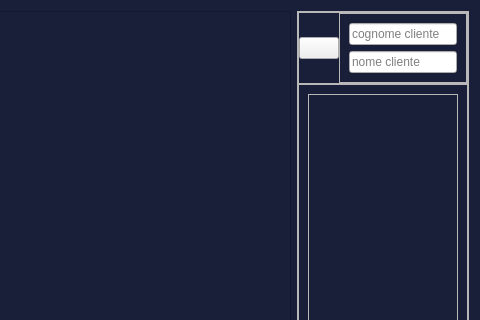
This is NegozioDelUsatoPython/MVC/View/AdminButtonsViews/accountsView.ui in LeonUrsu/NegozioDellUsato-ExamIS as Qt 5 draws it before an edit; both pictures show x 420 to 900 and y 0 to 320 of the 900 by 600 pixel window. The edited form follows.
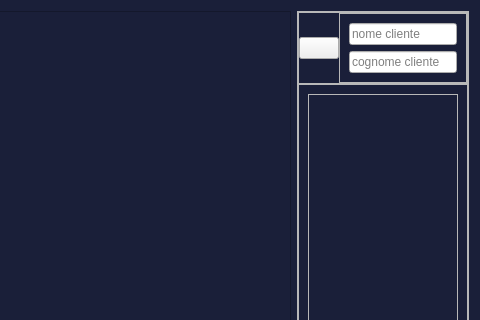
This is the edited form. Icons and pictures are not drawn.

Commit message: fatto il filtraggio di account con l'nterfaccia grafica e la visualizzazione infoAccount

The edit to the form file:
```diff
--- a/NegozioDelUsatoPython/MVC/View/AdminButtonsViews/accountsView.ui
+++ b/NegozioDelUsatoPython/MVC/View/AdminButtonsViews/accountsView.ui
@@ -149,13 +149,6 @@
             <enum>QFrame::Raised</enum>
            </property>
            <layout class="QVBoxLayout" name="verticalLayout">
-            <item>
-             <widget class="QLineEdit" name="cognome_le">
-              <property name="placeholderText">
-               <string>cognome cliente</string>
-              </property>
-             </widget>
-            </item>
             <item>
              <widget class="QLineEdit" name="nome_le">
               <property name="inputMask">
@@ -169,6 +162,13 @@
               </property>
              </widget>
             </item>
+            <item>
+             <widget class="QLineEdit" name="cognome_le">
+              <property name="placeholderText">
+               <string>cognome cliente</string>
+              </property>
+             </widget>
+            </item>
            </layout>
           </widget>
          </item>
```
The commit also changes 15 other files.
